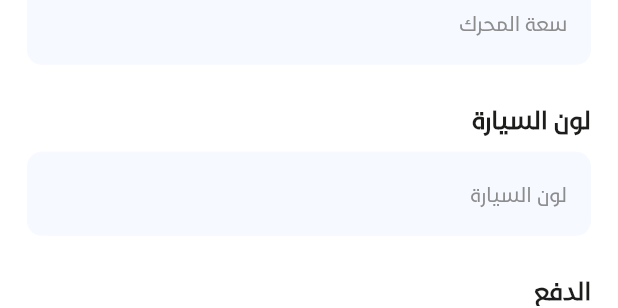
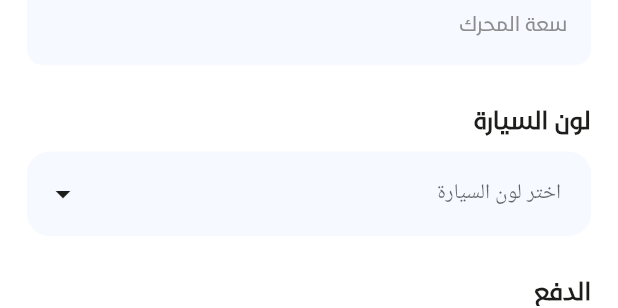
Before and after one commit to Muhamed-Hashesh/albazer-new-main, a Flutter app: the CarsForSaleForm widget shown alone on an empty page, opened directly with empty values, scrolled down 576 dp, on a phone screen of 412 x 824 dp. Shown: the part 419-727 px from the top of the screen. Run offline on Flutter 3.47's test engine with Material 3 defaults, Android fonts, the phone set to English and light mode, and no system bars; our stand-ins replace animated_bottom_navigation_bar, bloc, cached_network_image, carousel_slider, connectivity_plus, dartz and 25 more; missing offline and left inert: day_night_themed_switch; accounts and stored records are empty; project files that could hold a hidden picture were left out.

Commit message:
Refactor CarsForSaleForm to replace color input field with a dropdown selection for improved user experience. Update year options to reflect a more accurate range and add a list of car colors in Arabic for better localization.

```diff
--- a/lib/Features/ads/presentation/widgets/forms/cars_for_sale_form.dart
+++ b/lib/Features/ads/presentation/widgets/forms/cars_for_sale_form.dart
@@ -74,7 +74,6 @@ class _CarsForSaleFormState extends State<CarsForSaleForm> {
       _nameController = TextEditingController(),
       _phoneController = TextEditingController(),
       _kilometerController = TextEditingController(),
-      _colorController = TextEditingController(),
       _modelController = TextEditingController(),
       _versionController = TextEditingController(),
       _doorsController = TextEditingController(),
@@ -96,6 +95,7 @@ class _CarsForSaleFormState extends State<CarsForSaleForm> {
   String? _selectedBumper;
   String? _selectedImported;
   String? _selectedYears;
+  String? _selectedColor;
   String? selectedCarTypeeee;
   int? _selectedseats = 0;
   bool _negotiable = false;
@@ -120,113 +120,113 @@ class _CarsForSaleFormState extends State<CarsForSaleForm> {
   ];
   final List<String> years = [
     "",
-    "1920",
+    "2026",
+    "2025",
+    "2024",
+    "2023",
+    "2022",
+    "2021",
+    "2020",
+    "2019",
+    "2018",
+    "2017",
+    "2016",
+    "2015",
+    "2014",
+    "2013",
+    "2012",
+    "2011",
+    "2010",
+    "2009",
+    "2008",
+    "2007",
+    "2006",
+    "2005",
+    "2004",
+    "2003",
+    "2002",
+    "2001",
+    "2000",
+    "1999",
+    "1998",
+    "1997",
+    "1996",
+    "1995",
+    "1994",
+    "1993",
+    "1992",
+    "1991",
+    "1990",
+    "1989",
+    "1988",
+    "1987",
+    "1986",
+    "1985",
+    "1984",
+    "1983",
+    "1982",
+    "1981",
+    "1980",
+    "1979",
+    "1978",
+    "1977",
+    "1976",
+    "1975",
+    "1974",
+    "1973",
+    "1972",
+    "1971",
+    "1970",
+    "1969",
+    "1968",
+    "1967",
+    "1966",
+    "1965",
+    "1964",
+    "1963",
+    "1962",
+    "1961",
+    "1960",
+    "1959",
+    "1958",
+    "1957",
+    "1956",
+    "1955",
+    "1954",
+    "1953",
+    "1952",
+    "1951",
+    "1950",
+    "1949",
+    "1948",
+    "1947",
+    "1946",
+    "1945",
+    "1944",
+    "1943",
+    "1942",
+    "1941",
+    "1940",
+    "1939",
+    "1938",
+    "1937",
+    "1936",
+    "1935",
+    "1934",
+    "1933",
+    "1932",
+    "1931",
+    "1930",
+    "1929",
+    "1928",
+    "1927",
+    "1926",
+    "1925",
+    "1924",
+    "1923",
+    "1922",
     "1921",
-    "1922",
-    "1923",
-    "1924",
-    "1925",
-    "1926",
-    "1927",
-    "1928",
-    "1929",
-    "1930",
-    "1931",
-    "1932",
-    "1933",
-    "1934",
-    "1935",
-    "1936",
-    "1937",
-    "1938",
-    "1939",
-    "1940",
-    "1941",
-    "1942",
-    "1943",
-    "1944",
-    "1945",
-    "1946",
-    "1947",
-    "1948",
-    "1949",
-    "1950",
-    "1951",
-    "1952",
-    "1953",
-    "1954",
-    "1955",
-    "1956",
-    "1957",
-    "1958",
-    "1959",
-    "1960",
-    "1961",
-    "1962",
-    "1963",
-    "1964",
-    "1965",
-    "1966",
-    "1967",
-    "1968",
-    "1969",
-    "1970",
-    "1971",
-    "1972",
-    "1973",
-    "1974",
-    "1975",
-    "1976",
-    "1977",
-    "1978",
-    "1979",
-    "1980",
-    "1981",
-    "1982",
-    "1983",
-    "1984",
-    "1985",
-    "1986",
-    "1987",
-    "1988",
-    "1989",
-    "1990",
-    "1991",
-    "1992",
-    "1993",
-    "1994",
-    "1995",
-    "1996",
-    "1997",
-    "1998",
-    "1999",
-    "2000",
-    "2001",
-    "2002",
-    "2003",
-    "2004",
-    "2005",
-    "2006",
-    "2007",
-    "2008",
-    "2009",
-    "2010",
-    "2011",
-    "2012",
-    "2013",
-    "2014",
-    "2015",
-    "2016",
-    "2017",
-    "2018",
-    "2019",
-    "2020",
-    "2021",
-    "2022",
-    "2023",
-    "2024",
-    "2025",
-    "2026"
+    "1920"
   ];
   final List<String> isOwner = [
     "المالك",
@@ -278,6 +278,26 @@ class _CarsForSaleFormState extends State<CarsForSaleForm> {
     "دولار",
     "ليرة",
   ];
+  final List<String> carColors = [
+    "أبيض",
+    "أسود",
+    "رمادي",
+    "أحمر",
+    "أزرق",
+    "أخضر",
+    "أصفر",
+    "برتقالي",
+    "بنفسجي",
+    "بني",
+    "ذهبي",
+    "فضي",
+    "وردي",
+    "بيج",
+    "كحلي",
+    "أخضر غامق",
+    "أحمر غامق",
+    "أزرق غامق",
+  ];
   void _scrollToFirstInvalidField() {
     final invalidFields = [
       if (_selectedBrand == null) _fieldKeys['brand'],
@@ -291,7 +311,7 @@ class _CarsForSaleFormState extends State<CarsForSaleForm> {
         _fieldKeys['horsePower'], //////////////////////
       if (_engineCapacityController.text.isEmpty)
         _fieldKeys['engineCapacity'], /////////////////////
-      if (_colorController.text.isEmpty) _fieldKeys['color'],
+      if (_selectedColor == null) _fieldKeys['color'],
       if (_doorsController.text.isEmpty) _fieldKeys['doors'],
       if (_innerPartController.text.isEmpty) _fieldKeys['interior'],
       if (_selectedseats == null) _fieldKeys['seats'],
@@ -335,7 +355,13 @@ class _CarsForSaleFormState extends State<CarsForSaleForm> {
     _nameController.dispose();
     _phoneController.dispose();
     _kilometerController.dispose();
+    _modelController.dispose();
+    _versionController.dispose();
+    _doorsController.dispose();
+    _innerPartController.dispose();
     _sypController.dispose();
+    _horsePowerController.dispose();
+    _engineCapacityController.dispose();
     super.dispose();
   }
 
@@ -458,13 +484,22 @@ class _CarsForSaleFormState extends State<CarsForSaleForm> {
             hint: "سعة المحرك",
           ),
           const SizedBox(height: 25),
-          CustomLabeledTextField(
+          Text(
+            'لون السيارة',
+            style: TextStyle(
+              color: Theme.of(context).focusColor,
+              fontSize: 16,
+              fontFamily: 'Noor',
+              fontWeight: FontWeight.w700,
+            ),
+          ),
+          const SizedBox(height: 10),
+          CustomDropdown(
             key: _fieldKeys['color'],
-            controller: _colorController,
-            validator: (value) =>
-                value!.isEmpty ? 'من فضلك ادخل لون السيارة' : null,
-            label: 'لون السيارة',
-            hint: "لون السيارة",
+            selectedValue: _selectedColor,
+            hint: 'اختر لون السيارة',
+            options: carColors,
+            onChanged: (color) => setState(() => _selectedColor = color!),
           ),
           const SizedBox(height: 25),
           Text(
@@ -852,7 +887,7 @@ class _CarsForSaleFormState extends State<CarsForSaleForm> {
       currency: _dollarOrLera,
       publishedVia: _owner,
       type: _selectedCarType,
-      color: _colorController.text.trim(),
+      color: _selectedColor ?? '',
       year: _modelController.text.trim(),
       horsePower: _horsePowerController.text.trim(), //////////////////
       engineCapacity: _engineCapacityController.text.trim(), ////////////
@@ -960,6 +995,10 @@ class _CarsForSaleFormState extends State<CarsForSaleForm> {
     }
     if (_selectedTransmission.isEmpty) {
       AppMessages.showError(context, 'اختر نوع الناقل');
+      return false;
+    }
+    if (_selectedColor == null || _selectedColor!.isEmpty) {
+      AppMessages.showError(context, 'اختر لون السيارة');
       return false;
     }
 
```
